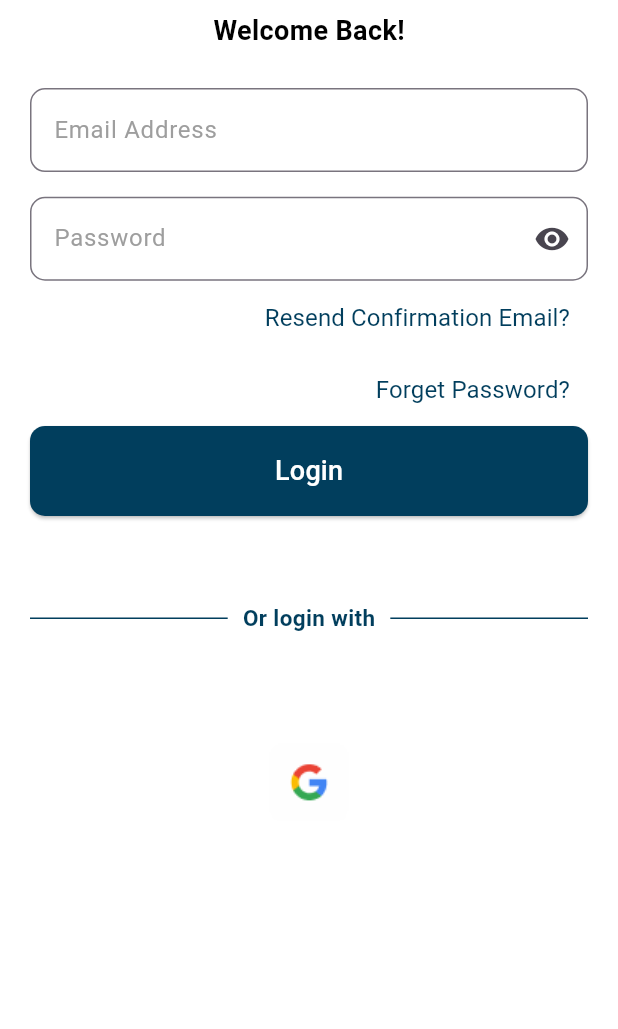
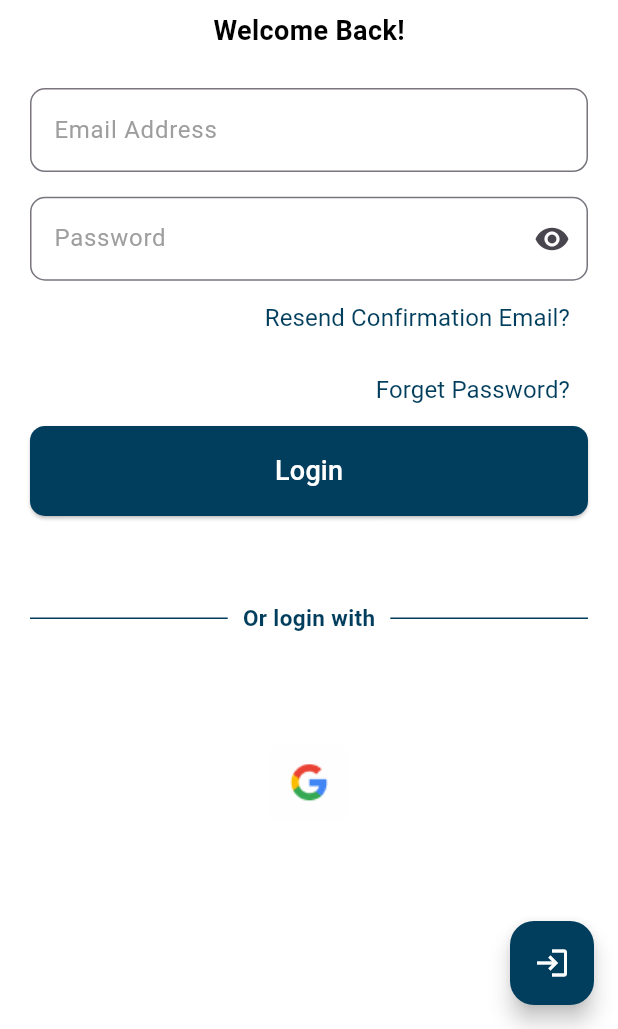
Before and after one commit to mohannad00/Aspire-Hire, a Flutter app: the screen it shows after launch, after a tap on the "arrow forward" icon, after a tap on "Skip", after a tap on "Login", on a phone screen of 412 x 824 dp, the part 207-1236 px from its top. Run offline on Flutter 3.47's test engine with Material 3 defaults, Android fonts, the phone set to English and light mode, and no system bars; our stand-ins replace dio, equatable, file_picker, flutter_bloc, flutter_screenutil, percent_indicator and 2 more; network calls fail.

Commit message:
added debuging button

```diff
--- a/aspirehire/lib/features/auth/login/LoginScreen.dart
+++ b/aspirehire/lib/features/auth/login/LoginScreen.dart
@@ -41,6 +41,17 @@ class _LoginScreenState extends State<LoginScreen> {
             );
           },
         ),
+      ),
+      floatingActionButton: FloatingActionButton(
+        onPressed: () {
+          // Fill in the login credentials
+          setState(() {
+            _usernameController.text = 'mohannadonly90@gmail.com';
+            _passwordController.text = 'Mm123123';
+          });
+        },
+        backgroundColor: const Color(0xFF013E5D),
+        child: const Icon(Icons.login, color: Colors.white),
       ),
       body: BlocProvider(
         create: (context) => LoginCubit(),
@@ -108,7 +119,9 @@ class _LoginScreenState extends State<LoginScreen> {
                             Navigator.pushReplacement(
                               context,
                               MaterialPageRoute(
-                          builder: (context) => const ResendConfirmationScreen(),
+                                builder:
+                                    (context) =>
+                                        const ResendConfirmationScreen(),
                               ),
                             );
                           },
@@ -122,7 +135,8 @@ class _LoginScreenState extends State<LoginScreen> {
                           ),
                         ),
                       ],
-                    ),                    Row(
+                    ),
+                    Row(
                       mainAxisAlignment: MainAxisAlignment.end,
                       children: [
                         TextButton(
@@ -145,7 +159,6 @@ class _LoginScreenState extends State<LoginScreen> {
                         ),
                       ],
                     ),
-
                   ],
                 ),
                 BlocConsumer<LoginCubit, LoginState>(
```
Lines whose indentation alone changed are shown as unchanged.
